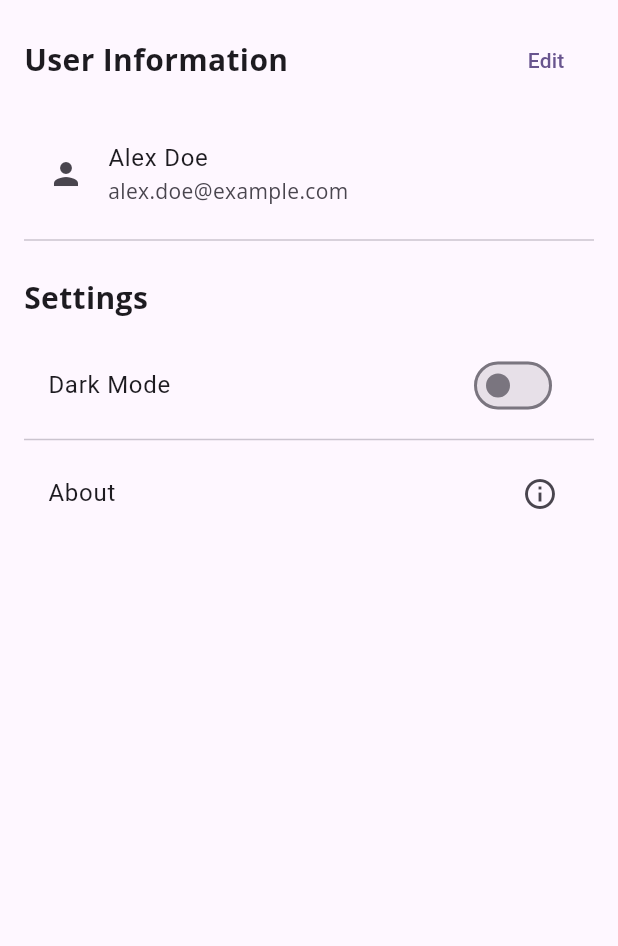
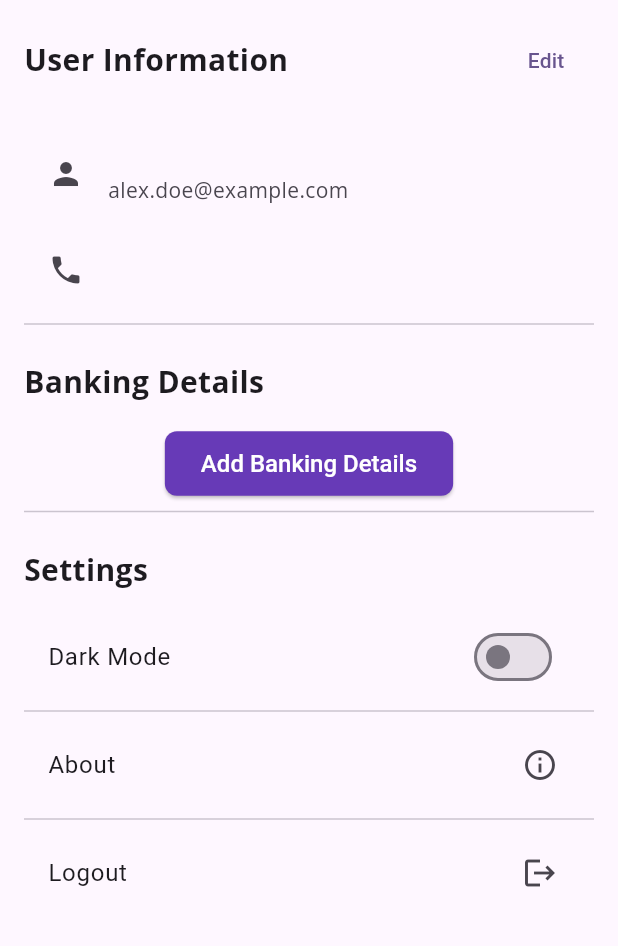
Before and after one commit to vegetamojacko/myapp, a Flutter app: the ProfileScreen screen opened directly, on a phone screen of 412 x 824 dp, the part 84-1030 px from its top. Run offline on Flutter 3.47's test engine with Material 3 defaults, Android fonts, the phone set to English and light mode, and no system bars; our stand-ins replace equatable, flutter_bloc, flutter_staggered_animations, go_router, google_fonts, shared_preferences; accounts and stored records are empty.

Commit message:
kingvaera2

```diff
--- /dev/null
+++ b/lib/app_router.dart
@@ -0,0 +1,38 @@
+import 'package:flutter/material.dart';
+import 'package:go_router/go_router.dart';
+
+import './screens/auth_screen.dart';
+import './screens/banking_details_screen.dart';
+import './screens/subscription_screen.dart';
+import 'main.dart';
+
+class AppRouter {
+  static final GoRouter router = GoRouter(
+    initialLocation: '/',
+    routes: [
+      GoRoute(
+        path: '/',
+        builder: (context, state) => const AuthScreen(),
+      ),
+      GoRoute(
+        path: '/home',
+        builder: (context, state) => const MainScreen(),
+      ),
+      GoRoute(
+        path: '/subscription',
+        builder: (context, state) => const SubscriptionScreen(),
+      ),
+      GoRoute(
+        path: '/banking-details',
+        builder: (context, state) => const BankingDetailsScreen(),
+      ),
+    ],
+    errorPageBuilder: (context, state) => MaterialPage(
+      child: Scaffold(
+        body: Center(
+          child: Text('Page not found: ${state.error}'),
+        ),
+      ),
+    ),
+  );
+}
--- /dev/null
+++ b/lib/providers/banking_provider.dart
@@ -0,0 +1,24 @@
+import 'package:flutter/material.dart';
+
+class BankingInfo {
+  final String bankName;
+  final String accountNumber;
+  final String accountHolder;
+
+  BankingInfo({
+    required this.bankName,
+    required this.accountNumber,
+    required this.accountHolder,
+  });
+}
+
+class BankingProvider with ChangeNotifier {
+  BankingInfo? _bankingInfo;
+
+  BankingInfo? get bankingInfo => _bankingInfo;
+
+  void updateBankingInfo(BankingInfo? info) {
+    _bankingInfo = info;
+    notifyListeners();
+  }
+}
--- a/lib/providers/user_provider.dart
+++ b/lib/providers/user_provider.dart
@@ -2,8 +2,9 @@ import 'package:flutter/material.dart';
 import 'package:intl/intl.dart';
 
 class UserProvider with ChangeNotifier {
-  String _name = 'Alex Doe';
+  String _name = '';
   String _email = 'alex.doe@example.com';
+  String _contactNumber = '';
   Map<String, dynamic>? _selectedPlan = {
     'name': 'Premium Ticket Insurance',
     'price': r'$49.99/month',
@@ -15,11 +16,13 @@ class UserProvider with ChangeNotifier {
 
   String get name => _name;
   String get email => _email;
+  String get contactNumber => _contactNumber;
   Map<String, dynamic>? get selectedPlan => _selectedPlan;
 
-  void updateUser({required String name, required String email}) {
+  void updateUser({required String name, required String email, required String contactNumber}) {
     _name = name;
     _email = email;
+    _contactNumber = contactNumber;
     notifyListeners();
   }
 
--- a/lib/screens/profile_screen.dart
+++ b/lib/screens/profile_screen.dart
@@ -1,6 +1,8 @@
 import 'package:flutter/material.dart';
+import 'package:go_router/go_router.dart';
 import 'package:provider/provider.dart';
 
+import '../providers/banking_provider.dart';
 import '../providers/theme_provider.dart';
 import '../providers/user_provider.dart';
 import '../widgets/edit_profile_dialog.dart';
@@ -42,11 +44,72 @@ class ProfileScreen extends StatelessWidget {
             const SizedBox(height: 16),
             Consumer<UserProvider>(
               builder: (context, userProvider, child) {
-                return ListTile(
-                  leading: const Icon(Icons.person),
-                  title: Text(userProvider.name),
-                  subtitle: Text(userProvider.email),
+                return Column(
+                  children: [
+                    ListTile(
+                      leading: const Icon(Icons.person),
+                      title: Text(userProvider.name),
+                      subtitle: Text(userProvider.email),
+                    ),
+                    ListTile(
+                      leading: const Icon(Icons.phone),
+                      title: Text(userProvider.contactNumber),
+                    ),
+                  ],
                 );
+              },
+            ),
+            const Divider(),
+            const SizedBox(height: 16),
+            const Text(
+              'Banking Details',
+              style: TextStyle(fontSize: 20, fontWeight: FontWeight.bold),
+            ),
+            const SizedBox(height: 16),
+            Consumer<BankingProvider>(
+              builder: (context, bankingProvider, child) {
+                if (bankingProvider.bankingInfo == null) {
+                  return Center(
+                    child: ElevatedButton(
+                      onPressed: () => context.go('/banking-details'),
+                      child: const Text('Add Banking Details'),
+                    ),
+                  );
+                } else {
+                  final bankingInfo = bankingProvider.bankingInfo!;
+                  return Card(
+                    child: Padding(
+                      padding: const EdgeInsets.all(16.0),
+                      child: Column(
+                        crossAxisAlignment: CrossAxisAlignment.start,
+                        children: [
+                          Text('Bank: ${bankingInfo.bankName}', style: const TextStyle(fontSize: 16)),
+                          const SizedBox(height: 8),
+                          Text('Account Number: ${bankingInfo.accountNumber}', style: const TextStyle(fontSize: 16)),
+                          const SizedBox(height: 8),
+                          Text('Account Holder: ${bankingInfo.accountHolder}', style: const TextStyle(fontSize: 16)),
+                          const SizedBox(height: 16),
+                          Row(
+                            mainAxisAlignment: MainAxisAlignment.end,
+                            children: [
+                              TextButton(
+                                onPressed: () => context.go('/banking-details'),
+                                child: const Text('Edit'),
+                              ),
+                              const SizedBox(width: 8),
+                              TextButton(
+                                onPressed: () {
+                                  context.read<BankingProvider>().updateBankingInfo(null);
+                                },
+                                child: const Text('Delete'),
+                              ),
+                            ],
+                          ),
+                        ],
+                      ),
+                    ),
+                  );
+                }
               },
             ),
             const Divider(),
@@ -81,6 +144,14 @@ class ProfileScreen extends StatelessWidget {
                 );
               },
             ),
+            const Divider(),
+            ListTile(
+              title: const Text('Logout'),
+              trailing: const Icon(Icons.logout),
+              onTap: () {
+                context.go('/');
+              },
+            ),
           ],
         ),
       ),
--- a/pubspec.yaml
+++ b/pubspec.yaml
@@ -43,6 +43,7 @@ dependencies:
   flutter_staggered_animations: ^1.1.1
   intl: ^0.20.2
   uuid: ^4.5.1
+  go_router: ^16.2.1
 
 dev_dependencies:
   flutter_test:
```
Also changed, not shown: lib/main.dart (+6 -3 lines), lib/screens/auth_screen.dart (added, +211 -0 lines), lib/screens/banking_details_screen.dart (added, +101 -0 lines), lib/screens/claim_details_screen.dart (+27 -6 lines), lib/screens/home_screen.dart (+13 -3 lines), lib/screens/subscription_screen.dart (+11 -0 lines), lib/widgets/edit_profile_dialog.dart (+22 -34 lines), pubspec.lock.
